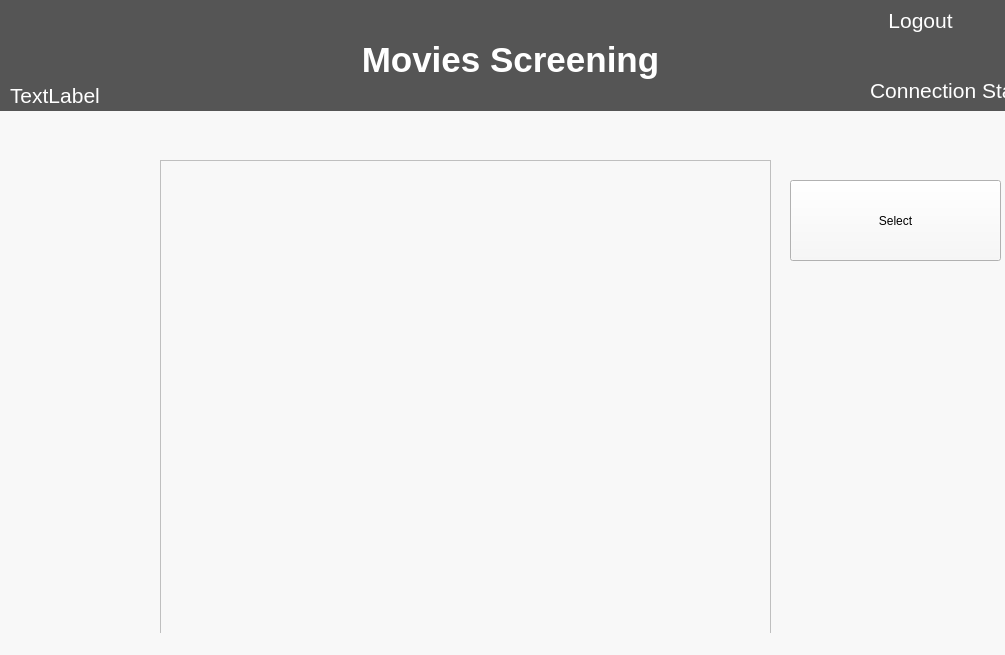
LuciaCG/Bluebird, file QT/mainwindow.ui: the form before one commit.
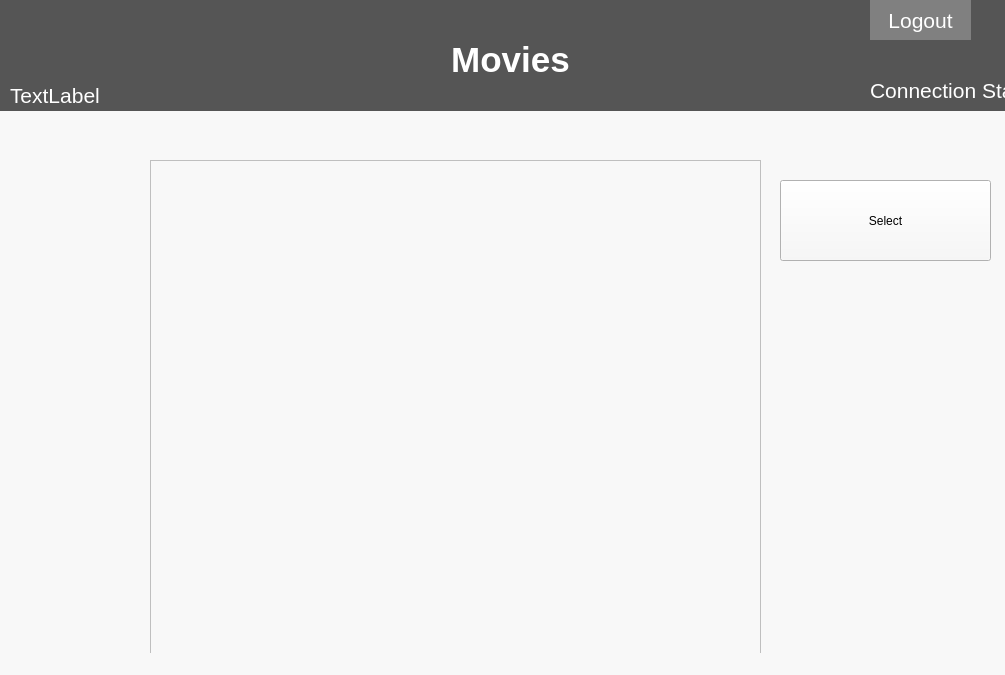
The form after the commit.

Diff of the .ui file:
```diff
--- a/QT/mainwindow.ui
+++ b/QT/mainwindow.ui
@@ -7,7 +7,7 @@
     <x>0</x>
     <y>0</y>
     <width>1005</width>
-    <height>655</height>
+    <height>675</height>
    </rect>
   </property>
   <property name="windowTitle">
@@ -26,7 +26,7 @@
    <widget class="QTableView" name="tableView">
     <property name="geometry">
      <rect>
-      <x>160</x>
+      <x>150</x>
       <y>160</y>
       <width>611</width>
       <height>501</height>
@@ -116,9 +116,9 @@
       </rect>
      </property>
      <property name="styleSheet">
-      <string notr="true">color: #FFFFFF;
+      <string notr="true">background-color:#808080; color: #FFFFFF;
 font-size: 21px;
-border:0;</string>
+border:3;</string>
      </property>
      <property name="text">
       <string>Logout</string>
@@ -140,7 +140,7 @@
 font-weight:bold;</string>
      </property>
      <property name="text">
-      <string>&lt;html&gt;&lt;head/&gt;&lt;body&gt;&lt;p align=&quot;center&quot;&gt;Movies Screening&lt;/p&gt;&lt;/body&gt;&lt;/html&gt;</string>
+      <string>&lt;html&gt;&lt;head/&gt;&lt;body&gt;&lt;p align=&quot;center&quot;&gt;Movies&lt;/p&gt;&lt;/body&gt;&lt;/html&gt;</string>
      </property>
     </widget>
     <widget class="QLabel" name="connection">
@@ -181,7 +181,7 @@
    <widget class="QPushButton" name="select">
     <property name="geometry">
      <rect>
-      <x>790</x>
+      <x>780</x>
       <y>180</y>
       <width>211</width>
       <height>81</height>
```
Left out of the diff: 8 changed lines with no effect on the pictures.
